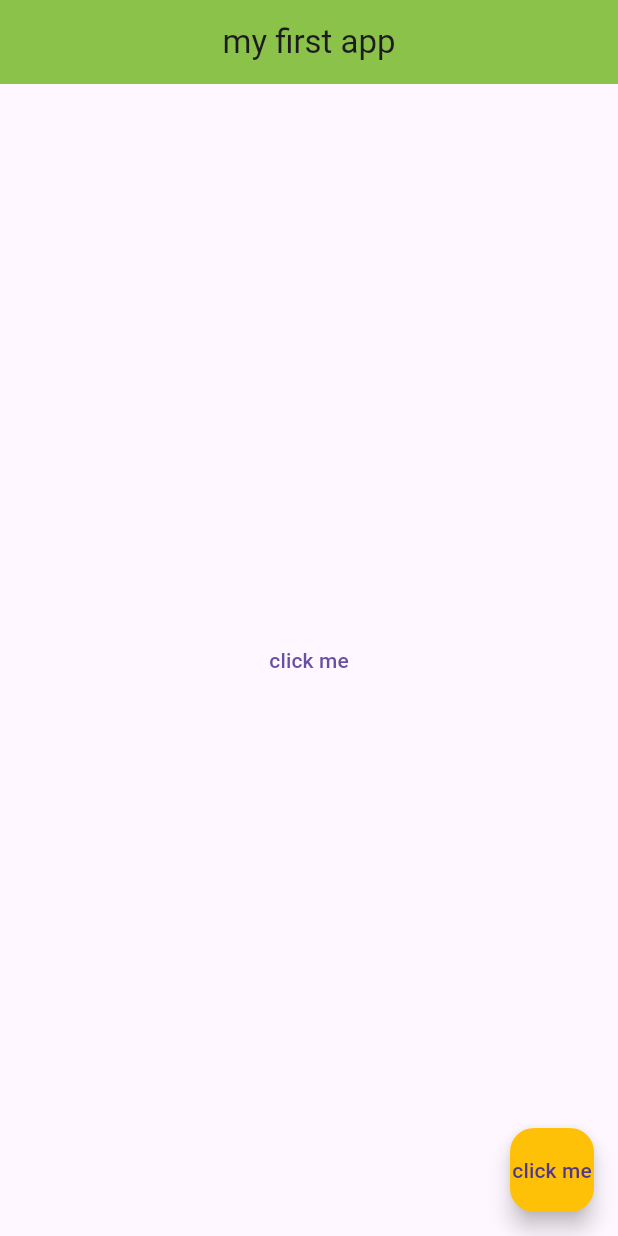
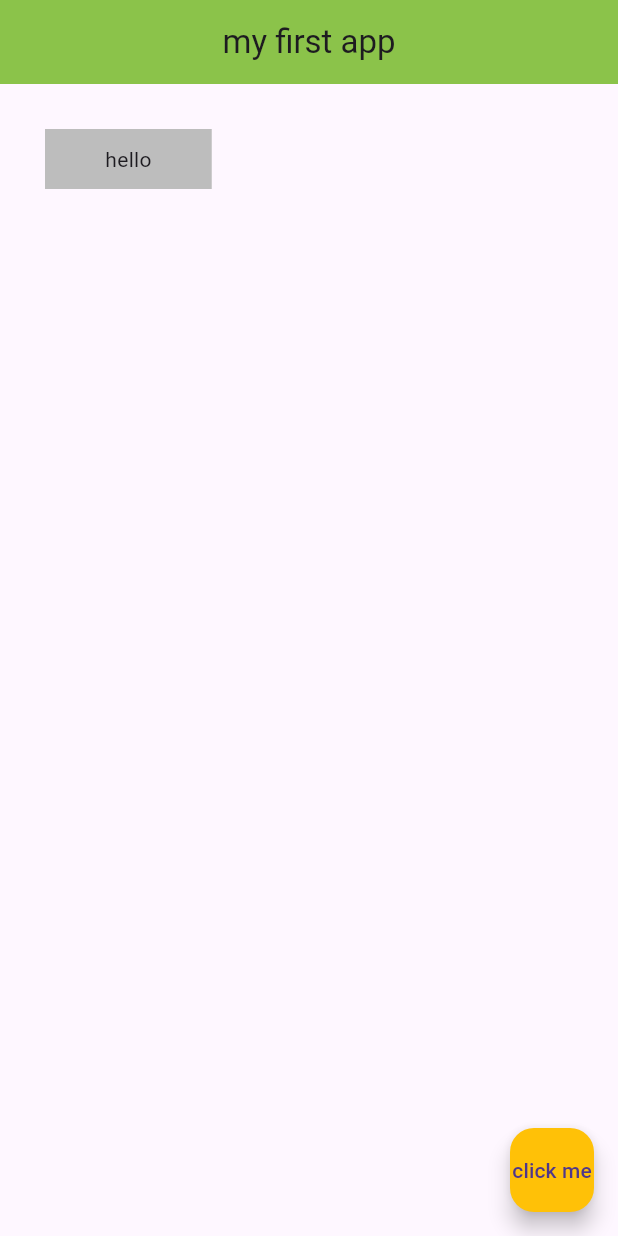
Before and after one commit to tejaswi0910/FlutterApp, a Flutter app: the screen it shows after launch, on a phone screen of 412 x 824 dp. Run offline on Flutter 3.47's test engine with Material 3 defaults, Android fonts, the light colour scheme and no system bars.

Commit message:
padding and margin done

```diff
--- a/lib/main.dart
+++ b/lib/main.dart
@@ -15,11 +15,11 @@ class Home extends StatelessWidget {
         centerTitle: true,
         backgroundColor: Colors.lightGreen,
       ),
-      body: Center(
-        child: TextButton(
-          onPressed: () {},
-          child: Text('click me'),
-        ),
+      body: Container(
+        padding: EdgeInsets.symmetric(horizontal: 40.0, vertical: 10.0), //inside the container
+        margin: EdgeInsets.all(30.0), //around the container
+        color: Colors.grey[400],
+        child: Text('hello')
       ),
       floatingActionButton: FloatingActionButton(
         onPressed: () {  },
```
